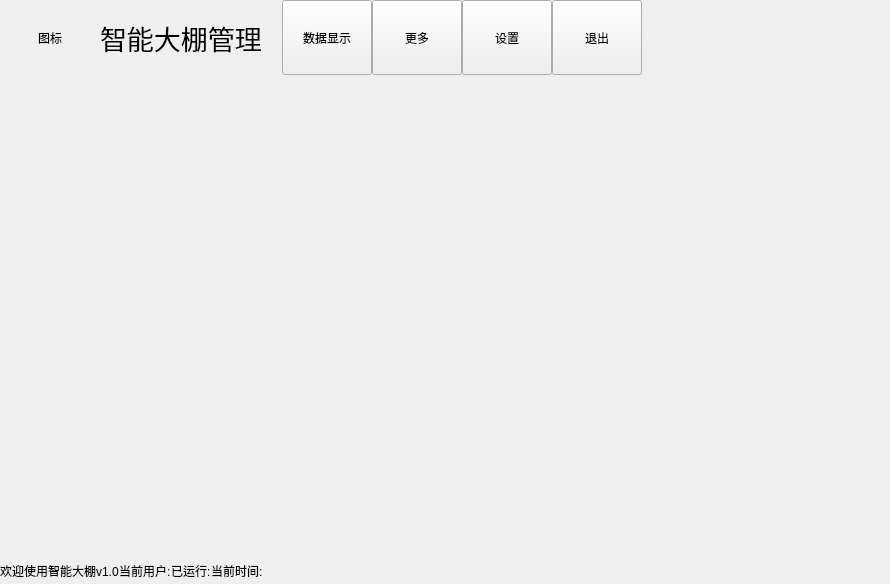
Old version of the form frmmain.ui in the repository hzqgogogo/IntelligentGreenHouse.
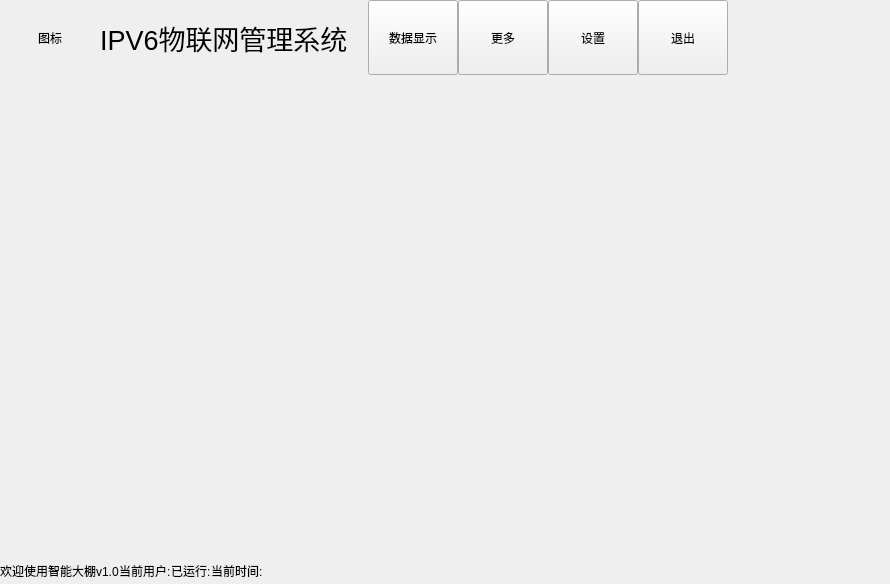
New version of the form. Icons and pictures are not drawn.

What changed in the file:
```diff
--- a/frmmain.ui
+++ b/frmmain.ui
@@ -71,7 +71,7 @@
          </font>
         </property>
         <property name="text">
-         <string>智能大棚管理</string>
+         <string>IPV6物联网管理系统</string>
         </property>
        </widget>
       </item>
```
